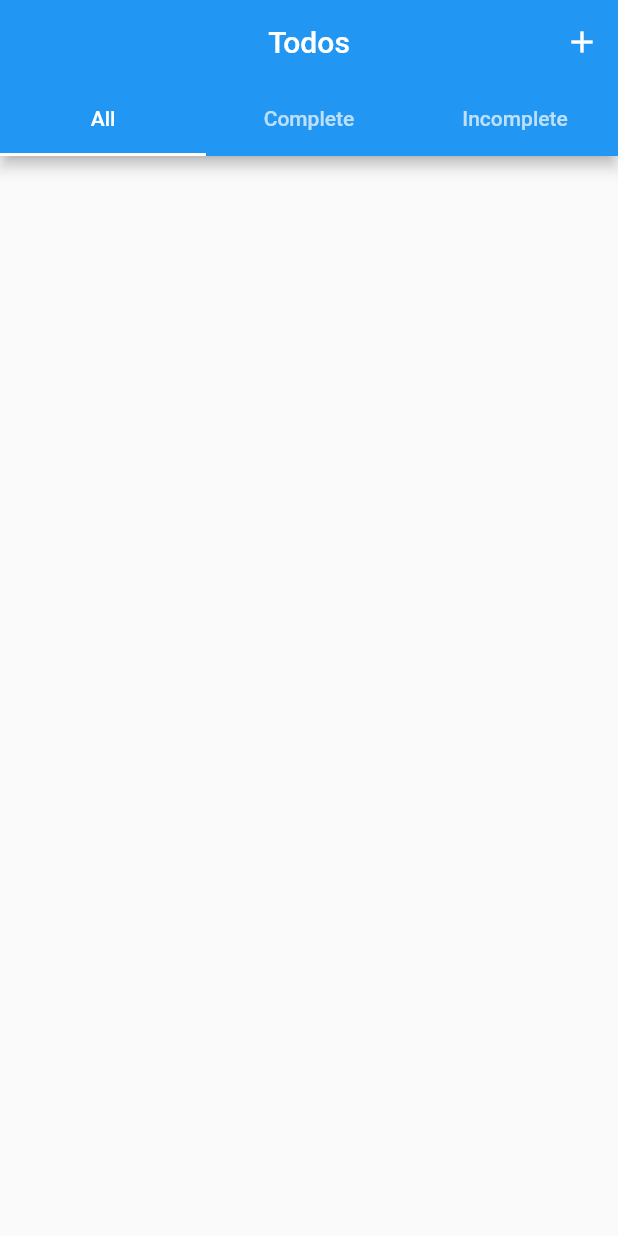
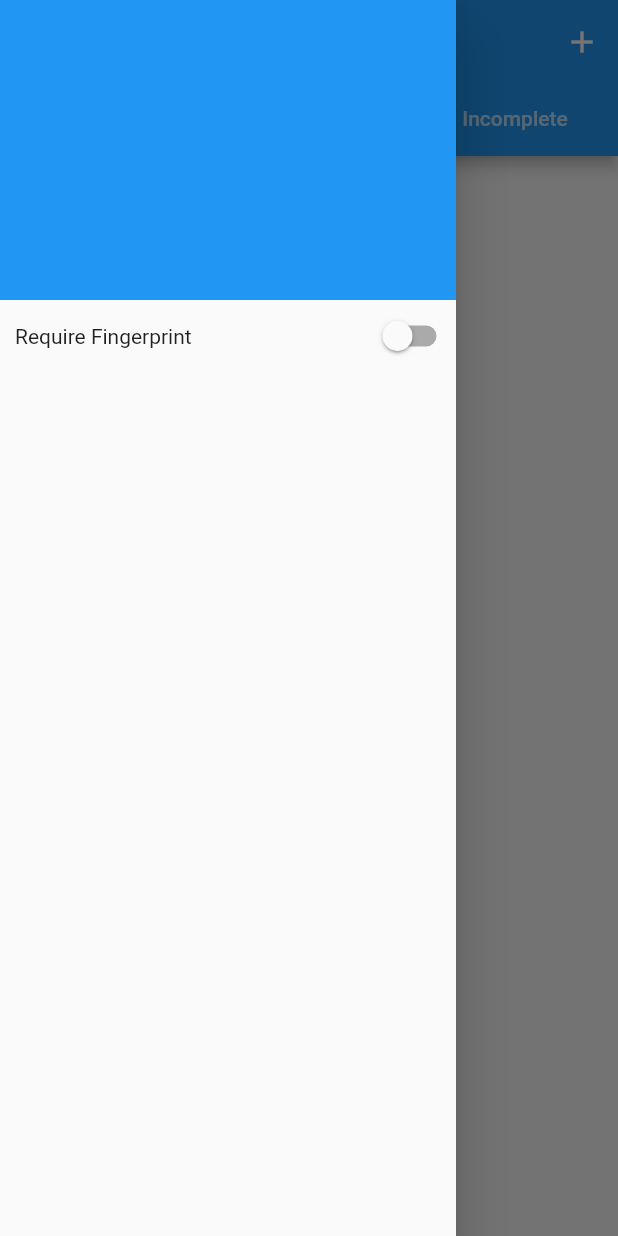
Before and after one commit to neddstarkk/convoluted-todo, a Flutter app: the HomeScreen screen opened directly, with the side drawer open (before the commit the screen has no drawer), on a phone screen of 412 x 824 dp. Run offline on Flutter 3.47's test engine with Material 2 defaults, Android fonts, the phone set to English and light mode, and no system bars; our stand-ins replace local_auth, shared_preferences, sqflite; accounts and stored records are empty.

Commit message:
Added shared preferences to enable/disable fingerprint authentication

```diff
--- a/lib/main.dart
+++ b/lib/main.dart
@@ -1,19 +1,38 @@
 import "package:flutter/material.dart";
 import 'package:provider/provider.dart';
+import 'package:shared_preferences/shared_preferences.dart';
 import 'package:todo/provider/todo_model.dart';
 import 'package:todo/screens/fingerprint_auth.dart';
 import 'package:todo/screens/home_screen.dart';
 
 void main() => runApp(App());
 
-class App extends StatelessWidget {
+class App extends StatefulWidget {
+  @override
+  _AppState createState() => _AppState();
+}
+
+class _AppState extends State<App> {
+  bool boolValue;
+
+  Future<bool> checkAuthRequired() async {
+    SharedPreferences prefs = await SharedPreferences.getInstance();
+    boolValue = prefs.getBool("FingerPrint");
+    return boolValue;
+  }
+
+  @override
+  void initState() {
+    // TODO: implement initState
+    super.initState();
+    checkAuthRequired();
+  }
+
   @override
   Widget build(BuildContext context) {
     return ChangeNotifierProvider(
       create: (_) => TodoModel(),
-      child: MaterialApp(
-        home: FingerprintAuth(),
-      ),
+      child: MaterialApp(home: boolValue == true ? FingerprintAuth() : HomeScreen()),
     );
   }
 }
--- a/lib/screens/home_screen.dart
+++ b/lib/screens/home_screen.dart
@@ -3,6 +3,7 @@ import 'package:todo/screens/add_task.dart';
 import 'package:todo/screens/all_tasks.dart';
 import 'package:todo/screens/completed_tasks.dart';
 import 'package:todo/screens/incomplete_tasks.dart';
+import 'package:shared_preferences/shared_preferences.dart';
 
 class HomeScreen extends StatefulWidget {
   @override
@@ -10,10 +11,24 @@ class HomeScreen extends StatefulWidget {
 }
 
 class _HomeScreenState extends State<HomeScreen> {
+  bool authRequired = false;
   @override
   void initState() {
     // TODO: implement initState
+    initializeAuthRequired();
     super.initState();
+
+  }
+
+  initializeAuthRequired() async{
+    SharedPreferences prefs = await SharedPreferences.getInstance();
+    authRequired = prefs.getBool("FingerPrint");
+  }
+
+  addBoolToSP(bool value) async {
+    SharedPreferences prefs = await SharedPreferences.getInstance();
+    prefs.setBool("FingerPrint", value);
+    prefs.reload();
   }
 
   @override
@@ -51,6 +66,34 @@ class _HomeScreenState extends State<HomeScreen> {
               ],
             ),
           ),
+          drawer: Drawer(
+            child: Column(
+              mainAxisAlignment: MainAxisAlignment.start,
+              children: [
+                Container(height: 200, color: Colors.blue,),
+                Container(
+                  child: Row(
+                    mainAxisAlignment: MainAxisAlignment.spaceBetween,
+                    children: [
+                      Padding(
+                        padding: EdgeInsets.only(left: 10),
+                        child: Text("Require Fingerprint"),
+                      ),
+                      Switch(
+                        value: authRequired,
+                        onChanged: (bool val) {
+                          setState(() {
+                            authRequired = !authRequired;
+                            addBoolToSP(authRequired);
+                          });
+                        },
+                      )
+                    ],
+                  ),
+                )
+              ],
+            ),
+          ),
           body: TabBarView(
             children: [
               AllTasks(),
--- a/pubspec.yaml
+++ b/pubspec.yaml
@@ -32,6 +32,8 @@ dependencies:
   sqflite: ^1.3.1+1
   path_provider: ^1.6.18
   local_auth: ^0.6.3+2
+  shared_preferences: ^0.5.12
+
 
 dev_dependencies:
   flutter_test:
```
Also changed, not shown: pubspec.lock.
